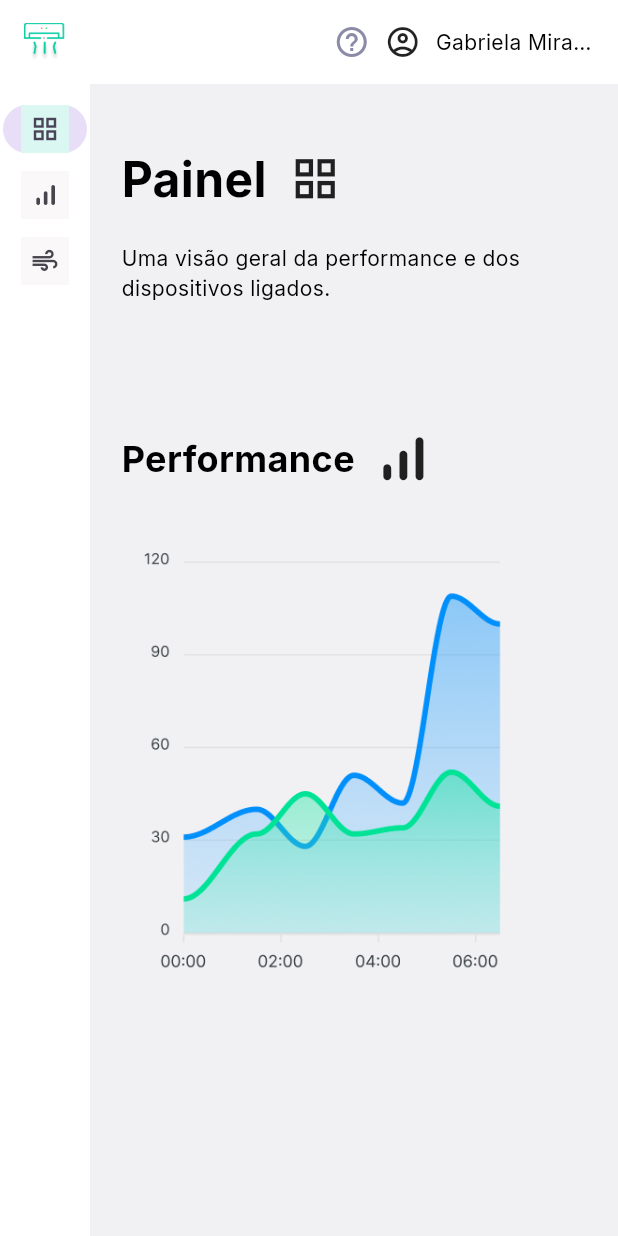
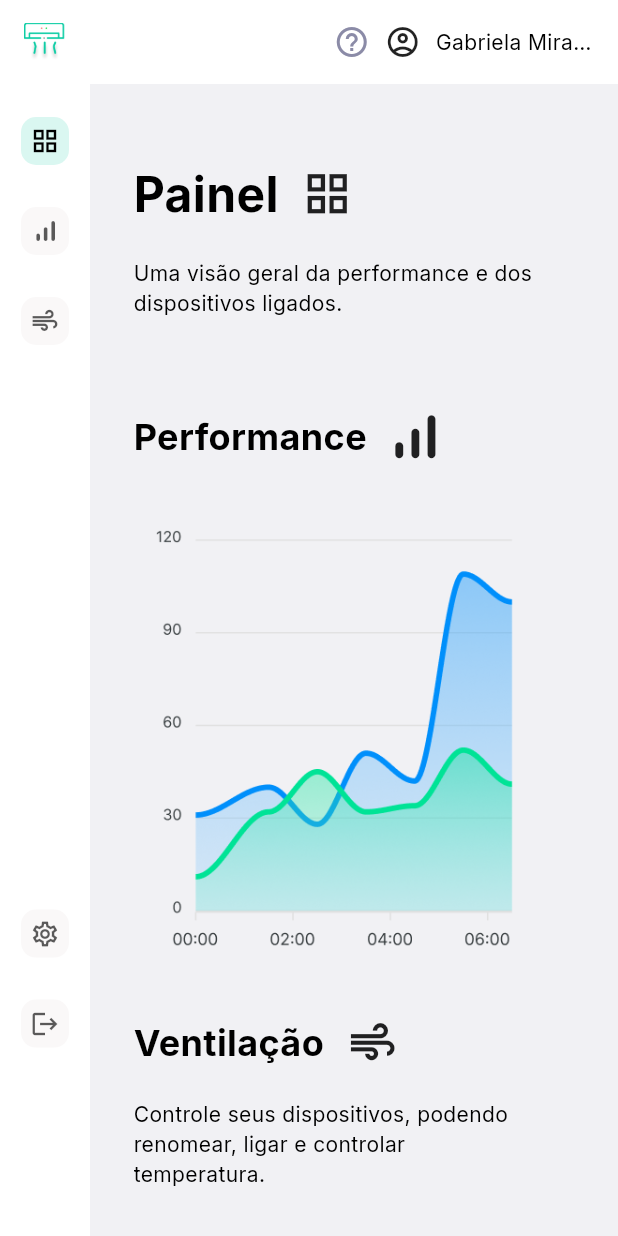
Before and after one commit to EduardoOPR/airflow-app, a Flutter app: the screen it shows after launch, on a phone screen of 412 x 824 dp. Run offline on Flutter 3.47's test engine with Material 2 defaults, Android fonts, the phone set to English and light mode, and no system bars; our stand-ins replace google_fonts; missing offline and left inert: dart:ffi.

Commit message:
Painel de ventilação

```diff
--- a/lib/views/screens/DashBoard_Screen.dart
+++ b/lib/views/screens/DashBoard_Screen.dart
@@ -2,6 +2,7 @@ import 'dart:ffi';
 
 import 'package:airflow/themes/my_themes.dart';
 import 'package:flutter/material.dart';
+import 'package:airflow/views/widgets/RailNavigation.dart';
 
 class DashBoard_Screen extends StatefulWidget {
   const DashBoard_Screen({super.key});
@@ -11,7 +12,8 @@ class DashBoard_Screen extends StatefulWidget {
 }
 
 class _DashBoard_ScreenState extends State<DashBoard_Screen> {
-  int _selectedIndex = 0;
+  final int _selectedIndex = 0;
+  bool isSwitched = true;
 
   @override
   Widget build(BuildContext context) {
@@ -58,81 +60,22 @@ class _DashBoard_ScreenState extends State<DashBoard_Screen> {
           Expanded(
             child: Row(
               children: [
-                NavigationRail(
-                  backgroundColor: Colors.white,
-                  minWidth: 60,
-                  selectedIndex: _selectedIndex,
-                  onDestinationSelected: (int index) {
-                    setState(() {
-                      _selectedIndex = index;
-                    });
-                  },
-                  destinations: [
-                    NavigationRailDestination(
-                      icon: Container(
-                          width: 32,
-                          height: 32,
-                          decoration: BoxDecoration(color: Color(0xFFFAF8F8)),
-                          child: const Icon(
-                            Icons.grid_view,
-                            size: 20,
-                          )),
-                      selectedIcon: Container(
-                          width: 32,
-                          height: 32,
-                          decoration: BoxDecoration(color: Color(0xFFDAF7F1)),
-                          child: const Icon(
-                            Icons.grid_view,
-                            size: 20,
-                          )),
-                      label: Text(""),
+                Theme(
+                    data: ThemeData(
+                      highlightColor: Colors.transparent,
+                      splashFactory: NoSplash.splashFactory,
                     ),
-                    NavigationRailDestination(
-                      icon: Container(
-                          width: 32,
-                          height: 32,
-                          decoration: BoxDecoration(color: Color(0xFFFAF8F8)),
-                          child: const Icon(
-                            Icons.signal_cellular_alt_rounded,
-                            size: 20,
-                          )),
-                      selectedIcon: Container(
-                          width: 32,
-                          height: 32,
-                          decoration: BoxDecoration(color: Color(0xFFDAF7F1)),
-                          child: const Icon(
-                            Icons.signal_cellular_alt_rounded,
-                            size: 20,
-                          )),
-                      label: Text(""),
-                    ),
-                    NavigationRailDestination(
-                      icon: Container(
-                          width: 32,
-                          height: 32,
-                          decoration: BoxDecoration(color: Color(0xFFFAF8F8)),
-                          child: const Icon(
-                            Icons.air,
-                            size: 20,
-                          )),
-                      selectedIcon: Container(
-                          width: 32,
-                          height: 32,
-                          decoration: BoxDecoration(color: Color(0xFFDAF7F1)),
-                          child: const Icon(
-                            Icons.air,
-                            size: 20,
-                          )),
-                      label: Text(""),
-                    ),
-                  ],
-                ),
+                    child: RailNavigation(selectedIndex: _selectedIndex)),
                 Padding(
-                  padding: const EdgeInsets.only(left: 21, top: 40),
+                  padding: const EdgeInsets.only(left: 29),
                   //padding: EdgeInsets.all(0),
+                  child: SingleChildScrollView(
                     child: Column(
                       crossAxisAlignment: CrossAxisAlignment.start,
                       children: [
+                        const SizedBox(
+                          height: 50,
+                        ),
                         //Label painel
                         Wrap(
                           crossAxisAlignment: WrapCrossAlignment.center,
@@ -161,7 +104,7 @@ class _DashBoard_ScreenState extends State<DashBoard_Screen> {
                           ),
                         ),
                         SizedBox(
-                        height: MediaQuery.of(context).size.height * 0.1,
+                          height: MediaQuery.of(context).size.height * 0.07,
                         ),
                         Wrap(
                           crossAxisAlignment: WrapCrossAlignment.center,
@@ -184,8 +127,89 @@ class _DashBoard_ScreenState extends State<DashBoard_Screen> {
                         Image.asset(
                           'assets/images/graph.png',
                           height: 320,
-                      )
+                        ),
+                        const SizedBox(
+                          height: 25,
+                        ),
+                        //Label ventilação
+                        Wrap(
+                          crossAxisAlignment: WrapCrossAlignment.center,
+                          spacing: 15,
+                          children: [
+                            Text(
+                              'Ventilação',
+                              style: MyThemes.inter700(
+                                  fontSize: 24, textColor: Colors.black),
+                            ),
+                            const Icon(
+                              Icons.air,
+                              size: 35,
+                            ),
                           ],
+                        ),
+                        const SizedBox(
+                          height: 20,
+                        ),
+                        SizedBox(
+                          width: MediaQuery.of(context).size.width * 0.65,
+                          child: Text(
+                            'Controle seus dispositivos, podendo renomear, ligar e controlar temperatura.',
+                            style: MyThemes.inter400(
+                                fontSize: 14, textColor: Colors.black),
+                          ),
+                        ),
+                        SizedBox(
+                          height: MediaQuery.of(context).size.height * 0.07,
+                        ),
+                        Container(
+                          height: MediaQuery.of(context).size.height * 0.4206,
+                          width: MediaQuery.of(context).size.width * 0.6795,
+                          decoration: BoxDecoration(
+                              borderRadius: BorderRadius.circular(16),
+                              color: Colors.white),
+                          child: Column(
+                            children: [
+                              Icon(
+                                Icons.ac_unit_sharp,
+                                size: 116,
+                              ),
+                              Row(
+                                children: [
+                                  Text(
+                                    'Ar condicionado 1',
+                                    style: MyThemes.inter700(
+                                        fontSize: 20, textColor: Colors.black),
+                                  ),
+                                  IconButton(
+                                      onPressed: () {},
+                                      icon: Icon(Icons.border_color_outlined))
+                                ],
+                              ),
+                              Row(
+                                children: [
+                                  Text(
+                                    'Desligado/Ligado',
+                                    style: MyThemes.inter500(
+                                        fontSize: 16, textColor: Colors.black),
+                                  ),
+                                  Switch(
+                                    value: isSwitched,
+                                    onChanged: (value) {
+                                      setState(() {
+                                        isSwitched = value;
+                                      });
+                                    },
+                                  ),
+                                ],
+                              ),
+                              Row(
+                                children: [],
+                              ),
+                            ],
+                          ),
+                        ),
+                      ],
+                    ),
                   ),
                 ),
               ],
--- /dev/null
+++ b/lib/views/widgets/RailNavigation.dart
@@ -0,0 +1,167 @@
+import 'package:flutter/material.dart';
+
+class RailNavigation extends StatefulWidget {
+  const RailNavigation({super.key, required this.selectedIndex});
+
+  final int selectedIndex;
+
+  @override
+  State<RailNavigation> createState() => _RailNavigationState();
+}
+
+class _RailNavigationState extends State<RailNavigation> {
+  int _selectedIndex = 0;
+
+  @override
+  void initState() {
+    // TODO: implement initState
+    _selectedIndex = widget.selectedIndex;
+    super.initState();
+  }
+
+  @override
+  Widget build(BuildContext context) {
+    return NavigationRail(
+      backgroundColor: Colors.white,
+      minWidth: 60,
+      selectedIndex: _selectedIndex,
+      onDestinationSelected: (int index) {
+        setState(() {
+          _selectedIndex = index;
+        });
+      },
+      destinations: [
+        NavigationRailDestination(
+          icon: Container(
+              width: 32,
+              height: 32,
+              decoration: BoxDecoration(
+                  color: Color(0xFFFAF8F8),
+                  borderRadius: BorderRadius.circular(10)),
+              child: const Icon(
+                Icons.grid_view,
+                size: 20,
+              )),
+          selectedIcon: Container(
+              width: 32,
+              height: 32,
+              decoration: BoxDecoration(
+                  color: Color(0xFFDAF7F1),
+                  borderRadius: BorderRadius.circular(10)),
+              child: const Icon(
+                Icons.grid_view,
+                size: 20,
+                color: Colors.black,
+              )),
+          label: Text(""),
+        ),
+        NavigationRailDestination(
+          icon: Container(
+              width: 32,
+              height: 32,
+              decoration: BoxDecoration(
+                  color: Color(0xFFFAF8F8),
+                  borderRadius: BorderRadius.circular(10)),
+              child: const Icon(
+                Icons.signal_cellular_alt_rounded,
+                size: 20,
+              )),
+          selectedIcon: Container(
+              width: 32,
+              height: 32,
+              decoration: BoxDecoration(
+                  color: Color(0xFFDAF7F1),
+                  borderRadius: BorderRadius.circular(10)),
+              child: const Icon(
+                Icons.signal_cellular_alt_rounded,
+                size: 20,
+                color: Colors.black,
+              )),
+          label: Text(""),
+        ),
+        NavigationRailDestination(
+          icon: Container(
+              width: 32,
+              height: 32,
+              decoration: BoxDecoration(
+                  color: Color(0xFFFAF8F8),
+                  borderRadius: BorderRadius.circular(10)),
+              child: const Icon(
+                Icons.air,
+                size: 20,
+              )),
+          selectedIcon: Container(
+              width: 32,
+              height: 32,
+              decoration: BoxDecoration(
+                  color: Color(0xFFDAF7F1),
+                  borderRadius: BorderRadius.circular(10)),
+              child: const Icon(
+                Icons.air,
+                size: 20,
+                color: Colors.black,
+              )),
+          label: Text(""),
+        ),
+        NavigationRailDestination(
+            padding:
+                EdgeInsets.only(top: MediaQuery.of(context).size.height * 0.35),
+            icon: Icon(
+              Icons.abc,
+              color: Colors.white.withOpacity(0),
+            ),
+            indicatorColor: Colors.transparent,
+            disabled: true,
+            label: Text("")),
+        NavigationRailDestination(
+          icon: Container(
+              width: 32,
+              height: 32,
+              decoration: BoxDecoration(
+                  color: Color(0xFFFAF8F8),
+                  borderRadius: BorderRadius.circular(10)),
+              child: const Icon(
+                Icons.settings_outlined,
+                size: 20,
+              )),
+          selectedIcon: Container(
+              width: 32,
+              height: 32,
+              decoration: BoxDecoration(
+                  color: Color(0xFFDAF7F1),
+                  borderRadius: BorderRadius.circular(10)),
+              child: const Icon(
+                Icons.settings_outlined,
+                size: 20,
+                color: Colors.black,
+              )),
+          label: Text(""),
+        ),
+        NavigationRailDestination(
+          icon: Container(
+              width: 32,
+              height: 32,
+              decoration: BoxDecoration(
+                  color: Color(0xFFFAF8F8),
+                  borderRadius: BorderRadius.circular(10)),
+              child: const Icon(
+                Icons.logout,
+                size: 20,
+              )),
+          selectedIcon: Container(
+              width: 32,
+              height: 32,
+              decoration: BoxDecoration(
+                  color: Color(0xFFDAF7F1),
+                  borderRadius: BorderRadius.circular(10)),
+              child: const Icon(
+                Icons.logout,
+                size: 20,
+                color: Colors.black,
+              )),
+          label: Text(""),
+        ),
+      ],
+    );
+  }
+}
```
Lines whose indentation alone changed are shown as unchanged.
